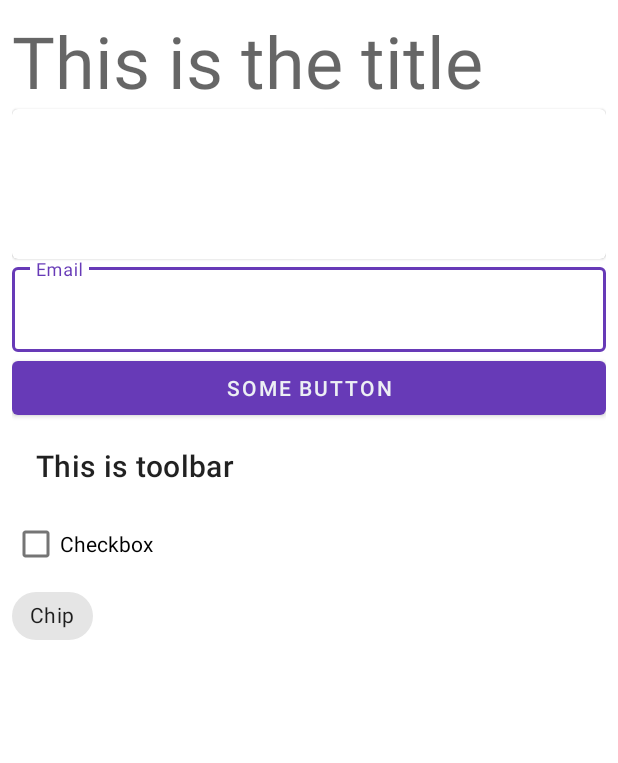
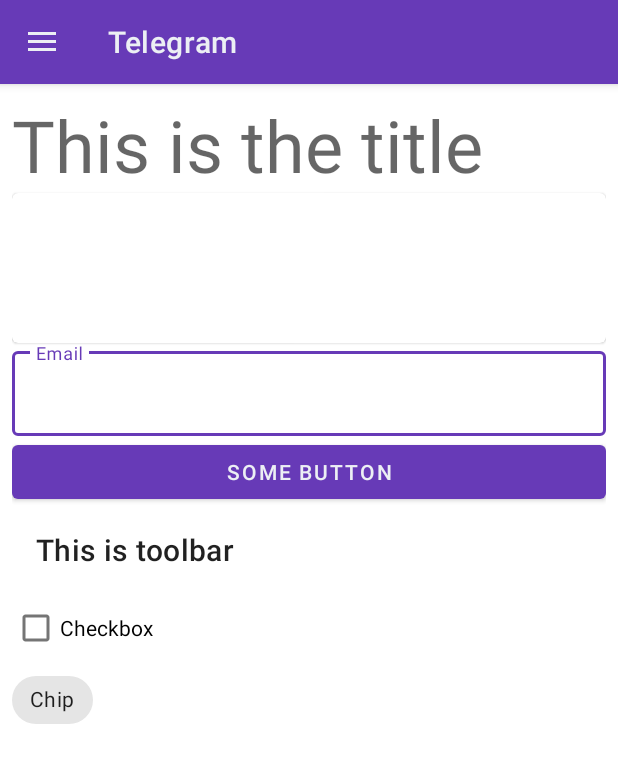
Before and after one commit to atick-faisal/Nord-Starter-Android, an Android app: the screen it shows after launch (MainActivity), on a phone screen of 412 x 824 dp. Shown: the top 763 px of the screen. Run offline under Robolectric (Android 15) with nearby library versions, the phone set to English and light mode, and no system bars; our stand-ins replace Dagger/Hilt's generated code, Room's generated code, navigation-ui; libraries missing offline, so code that uses them is left out: androidx.hilt.work; 3 statements that could not run were skipped.

Commit message:
Add nav drawer

```diff
--- a/app/src/main/java/ai/andromeda/nordstarter/MainActivity.kt
+++ b/app/src/main/java/ai/andromeda/nordstarter/MainActivity.kt
@@ -7,21 +7,41 @@ import android.os.Bundle
 import android.util.Log
 import androidx.activity.viewModels
 import androidx.appcompat.app.AppCompatActivity
+import androidx.navigation.NavController
+import androidx.navigation.fragment.NavHostFragment
+import androidx.navigation.ui.AppBarConfiguration
+import androidx.navigation.ui.NavigationUI.navigateUp
+import androidx.navigation.ui.NavigationUI.setupWithNavController
+import androidx.navigation.ui.setupActionBarWithNavController
+import androidx.navigation.ui.setupWithNavController
 import dagger.hilt.android.AndroidEntryPoint
 
 @AndroidEntryPoint
 class MainActivity : AppCompatActivity() {
 
-    private lateinit var mainActivityUi: ActivityMainBinding
     private val viewModel: MainViewModel by viewModels()
+    private lateinit var binding: ActivityMainBinding
+    private lateinit var navController: NavController
 
     override fun onCreate(savedInstanceState: Bundle?) {
         super.onCreate(savedInstanceState)
-        mainActivityUi = ActivityMainBinding.inflate(layoutInflater)
-        setContentView(mainActivityUi.root)
+        binding = ActivityMainBinding.inflate(layoutInflater)
+
+        binding.apply {
+            setContentView(root)
+            setSupportActionBar(topAppBar)
+            navController = (
+                    supportFragmentManager
+                        .findFragmentById(navHostFragment.id)
+                            as NavHostFragment
+                    ).navController
+
+            setupWithNavController(navView, navController)
+            setupActionBarWithNavController(navController, root)
+        }
 
         viewModel.items.observe(this, { result ->
-            when(result) {
+            when (result) {
                 is Resource.Loading -> Log.i(LOG_TAG, "LOADING ... ")
                 is Resource.Success -> Log.i(LOG_TAG, "SUCCESS ... " + result.data)
                 is Resource.Error -> Log.i(LOG_TAG, "ERROR ... " + result.error)
@@ -29,4 +49,8 @@ class MainActivity : AppCompatActivity() {
         })
 
     }
+
+    override fun onSupportNavigateUp(): Boolean {
+        return navigateUp(navController, binding.root)
+    }
 }
--- /dev/null
+++ b/app/src/main/res/drawable/ic_menu_24.xml
@@ -0,0 +1,10 @@
+<vector xmlns:android="http://schemas.android.com/apk/res/android"
+    android:width="24dp"
+    android:height="24dp"
+    android:viewportWidth="24"
+    android:viewportHeight="24"
+    android:tint="?attr/colorControlNormal">
+  <path
+      android:fillColor="@android:color/white"
+      android:pathData="M3,18h18v-2L3,16v2zM3,13h18v-2L3,11v2zM3,6v2h18L21,6L3,6z"/>
+</vector>
--- a/app/src/main/res/layout/activity_main.xml
+++ b/app/src/main/res/layout/activity_main.xml
@@ -1,21 +1,55 @@
 <?xml version="1.0" encoding="utf-8"?>
-<androidx.constraintlayout.widget.ConstraintLayout xmlns:android="http://schemas.android.com/apk/res/android"
+<androidx.drawerlayout.widget.DrawerLayout xmlns:android="http://schemas.android.com/apk/res/android"
     xmlns:app="http://schemas.android.com/apk/res-auto"
     xmlns:tools="http://schemas.android.com/tools"
     android:layout_width="match_parent"
     android:layout_height="match_parent"
-    tools:context=".MainActivity">
+    android:fitsSystemWindows="true"
+    tools:context=".MainActivity"
+    tools:openDrawer="start">
+
+    <androidx.coordinatorlayout.widget.CoordinatorLayout
+        android:layout_width="match_parent"
+        android:layout_height="match_parent">
+
+        <com.google.android.material.appbar.AppBarLayout
+            style="@style/Widget.MaterialComponents.AppBarLayout.PrimarySurface"
+            android:layout_width="match_parent"
+            android:layout_height="wrap_content">
+
+            <com.google.android.material.appbar.MaterialToolbar
+                android:id="@+id/topAppBar"
+                style="@style/Widget.MaterialComponents.Toolbar.PrimarySurface"
+                android:layout_width="match_parent"
+                android:layout_height="?attr/actionBarSize"
+                android:background="@android:color/transparent"
+                android:elevation="0dp"
+                app:navigationIcon="@drawable/ic_menu_24"
+                app:title="Telegram" />
+
+        </com.google.android.material.appbar.AppBarLayout>
 
         <androidx.fragment.app.FragmentContainerView
             android:id="@+id/nav_host_fragment"
             android:name="androidx.navigation.fragment.NavHostFragment"
-        android:layout_width="0dp"
-        android:layout_height="0dp"
+            android:layout_width="match_parent"
+            android:layout_height="match_parent"
+            app:defaultNavHost="true"
+            app:layout_behavior="@string/appbar_scrolling_view_behavior"
+            app:layout_constraintBottom_toBottomOf="parent"
             app:layout_constraintLeft_toLeftOf="parent"
             app:layout_constraintRight_toRightOf="parent"
             app:layout_constraintTop_toTopOf="parent"
-        app:layout_constraintBottom_toBottomOf="parent"
-        app:defaultNavHost="true"
             app:navGraph="@navigation/nav_graph" />
 
-</androidx.constraintlayout.widget.ConstraintLayout>
+    </androidx.coordinatorlayout.widget.CoordinatorLayout>
+
+    <com.google.android.material.navigation.NavigationView
+        android:id="@+id/nav_view"
+        android:layout_width="wrap_content"
+        android:layout_height="match_parent"
+        android:layout_gravity="start"
+        android:fitsSystemWindows="true"
+        app:menu="@menu/nav_menu" />
+
+</androidx.drawerlayout.widget.DrawerLayout>
--- /dev/null
+++ b/app/src/main/res/menu/nav_menu.xml
@@ -0,0 +1,7 @@
+<?xml version="1.0" encoding="utf-8"?>
+<menu xmlns:android="http://schemas.android.com/apk/res/android">
+    <item
+        android:id="@+id/item1"
+        android:title="Settings"
+        android:checked="true" />
+</menu>
--- a/app/src/main/res/navigation/nav_graph.xml
+++ b/app/src/main/res/navigation/nav_graph.xml
@@ -8,6 +8,6 @@
     <fragment
         android:id="@+id/homeFragment"
         android:name="ai.andromeda.nordstarter.ui.home.HomeFragment"
-        android:label="home_fragment"
+        android:label="Telegram"
         tools:layout="@layout/home_fragment" />
 </navigation>
--- a/app/src/main/res/values/themes.xml
+++ b/app/src/main/res/values/themes.xml
@@ -3,17 +3,19 @@
     <style name="Theme.NordStarter" parent="Theme.MaterialComponents.DayNight.NoActionBar">
         <!-- Primary brand color. -->
         <item name="colorPrimary">@color/deep_purple_500</item>
-        <item name="colorPrimaryVariant">@color/deep_purple_400</item>
+        <item name="colorPrimaryVariant">@color/deep_purple_600</item>
         <item name="colorOnPrimary">@color/snow_storm_2</item>
         <!-- Secondary brand color. -->
         <item name="colorSecondary">@color/aurora_3</item>
         <item name="colorSecondaryVariant">@color/aurora_2</item>
         <item name="colorOnSecondary">@color/polar_night_0</item>
         <!-- Status bar color. -->
-        <item name="android:statusBarColor" tools:targetApi="l">@color/white</item>
-        <item name="android:windowLightStatusBar">true</item>
+        <item name="android:statusBarColor" tools:targetApi="l">?attr/colorPrimary</item>
+<!--        <item name="android:windowLightStatusBar">true</item>-->
+<!--        <item name="android:windowTranslucentStatus">true</item>-->
         <!-- Customize your theme here. -->
-
+        <item name="windowActionBar">false</item>
+        <item name="windowNoTitle">true</item>
     </style>
 
     <style name="myTextInputLayoutStyle" parent="Widget.MaterialComponents.TextInputLayout.OutlinedBox">
```
Also changed, not shown: app/src/main/res/layout/app_bar_main.xml (added, +26 -0 lines), app/src/main/res/layout/content_main.xml (added, +22 -0 lines). Lines whose indentation alone changed are shown as unchanged.
